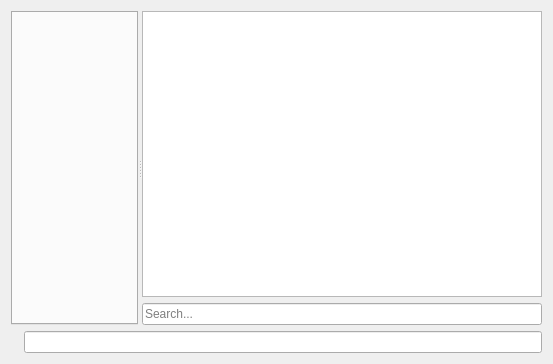
Qt form ui/mainchatwindow.ui (lighterowl/czateria) before a commit.
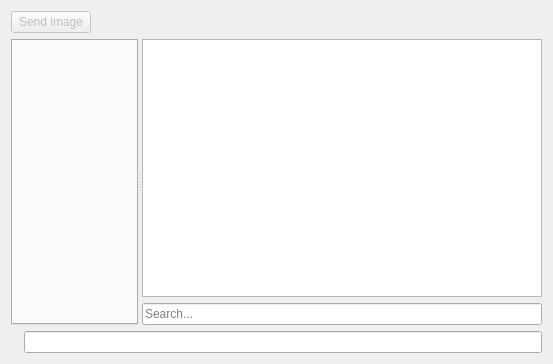
The same form after that commit. Icons and pictures are not drawn. Custom widgets are drawn as their Qt base class.

Commit message: Add a very crude UI for sending images

The edit to the form file:
```diff
--- a/ui/mainchatwindow.ui
+++ b/ui/mainchatwindow.ui
@@ -18,6 +18,53 @@
     <normaloff>:/icons/czateria.png</normaloff>:/icons/czateria.png</iconset>
   </property>
   <layout class="QVBoxLayout" name="verticalLayout">
+   <item>
+    <widget class="QWidget" name="widget_4" native="true">
+     <property name="sizePolicy">
+      <sizepolicy hsizetype="Preferred" vsizetype="Fixed">
+       <horstretch>0</horstretch>
+       <verstretch>0</verstretch>
+      </sizepolicy>
+     </property>
+     <layout class="QHBoxLayout" name="horizontalLayout_3">
+      <property name="leftMargin">
+       <number>0</number>
+      </property>
+      <property name="topMargin">
+       <number>0</number>
+      </property>
+      <property name="rightMargin">
+       <number>0</number>
+      </property>
+      <property name="bottomMargin">
+       <number>0</number>
+      </property>
+      <item>
+       <widget class="QPushButton" name="sendImageButton">
+        <property name="enabled">
+         <bool>false</bool>
+        </property>
+        <property name="text">
+         <string>Send image</string>
+        </property>
+       </widget>
+      </item>
+      <item>
+       <spacer name="horizontalSpacer">
+        <property name="orientation">
+         <enum>Qt::Horizontal</enum>
+        </property>
+        <property name="sizeHint" stdset="0">
+         <size>
+          <width>40</width>
+          <height>20</height>
+         </size>
+        </property>
+       </spacer>
+      </item>
+     </layout>
+    </widget>
+   </item>
    <item>
     <widget class="QWidget" name="widget" native="true">
      <layout class="QHBoxLayout" name="horizontalLayout">
```
The commit also changes 2 other files.
